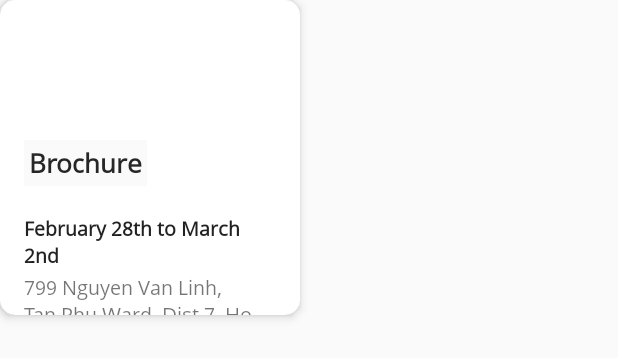
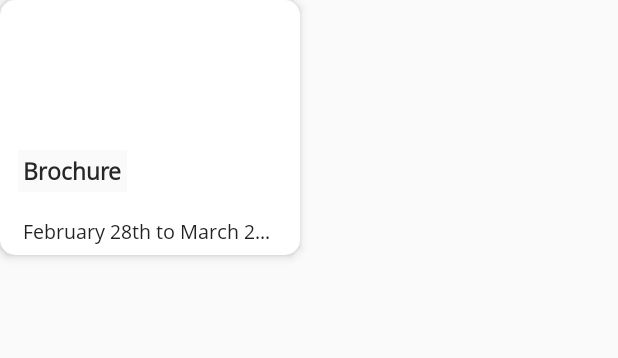
Before and after one commit to vyvtt/GamexMobile, an Android app: the layout recycle_view_home_list_exhibition.xml on its own in the app's theme, with its tools: preview values and no code run, on a phone screen of 412 x 824 dp. Shown: the top 358 px of the screen. Run offline under Robolectric (Android 15) with nearby library versions, the phone set to English and light mode, and no system bars.

```diff
--- a/app/build.gradle
+++ b/app/build.gradle
@@ -33,7 +33,9 @@ dependencies {
     }
 
     // ZXing lib (QR code)
-    implementation 'com.journeyapps:zxing-android-embedded:3.6.0'
+//    implementation 'com.journeyapps:zxing-android-embedded:3.6.0'
+
+    implementation 'me.dm7.barcodescanner:zxing:1.9.13'
 
     // Glide lib (load img from url)
     implementation 'com.github.bumptech.glide:glide:4.9.0'
--- a/app/src/main/AndroidManifest.xml
+++ b/app/src/main/AndroidManifest.xml
@@ -14,10 +14,7 @@
         android:theme="@style/AppTheme"
         tools:ignore="GoogleAppIndexingWarning">
         <activity android:name=".EventDetailActivity"></activity>
-        <activity
-            android:name=".ScanQRActivity"
-            android:screenOrientation="portrait"
-            tools:replace="screenOrientation"></activity>
+        <activity android:name=".ScanQRActivity"></activity>
         <activity
             android:name=".SignupActivity"
             android:theme="@style/CusFullScreenStyle" />
--- a/app/src/main/res/layout/recycle_view_home_list_exhibition.xml
+++ b/app/src/main/res/layout/recycle_view_home_list_exhibition.xml
@@ -8,7 +8,7 @@
     <android.support.v7.widget.CardView
         android:id="@+id/fg_home_rv_card"
         android:layout_width="200dp"
-        android:layout_height="210dp"
+        android:layout_height="170dp"
         app:cardCornerRadius="10dp"
         android:layout_marginBottom="8dp"
         android:layout_marginEnd="8dp"
@@ -31,11 +31,11 @@
                 android:id="@+id/fg_home_rv_txt_name"
                 android:textColor="#262626"
                 android:layout_alignBottom="@id/fg_home_rv_img"
-                android:layout_marginBottom="16dp"
-                android:layout_marginLeft="16dp"
-                android:layout_marginRight="16dp"
+                android:layout_marginBottom="12dp"
+                android:layout_marginLeft="12dp"
+                android:layout_marginRight="12dp"
                 android:text="Brochure"
-                android:textSize="17sp"
+                android:textSize="15sp"
                 android:textStyle="bold"
                 android:background="@color/bg_white"
                 android:padding="3dp"
@@ -47,31 +47,16 @@
                 android:layout_below="@id/fg_home_rv_img"
                 android:textSize="13sp"
                 android:textColor="@color/txt_black"
-                android:layout_marginTop="3dp"
-                android:layout_marginLeft="16dp"
-                android:layout_marginRight="16dp"
-                android:maxLines="3"
+                android:layout_marginTop="2dp"
+                android:layout_marginLeft="12dp"
+                android:layout_marginRight="12dp"
+                android:padding="3dp"
+                android:maxLines="1"
                 android:drawablePadding="10dp"
                 android:ellipsize="end"
                 android:text="February 28th to March 2nd"
-                android:textStyle="bold"
                 android:layout_width="wrap_content"
                 android:layout_height="wrap_content" />
-
-            <TextView
-                android:id="@+id/fg_home_rv_txt_addr"
-                android:layout_below="@id/fg_home_rv_txt_date"
-                android:textSize="13sp"
-                android:layout_marginTop="3dp"
-                android:layout_marginLeft="16dp"
-                android:layout_marginRight="16dp"
-                android:maxLines="2"
-                android:drawablePadding="10dp"
-                android:ellipsize="end"
-                android:text="799 Nguyen Van Linh, Tan Phu Ward, Dist 7. HoChiMinh City"
-                android:layout_width="wrap_content"
-                android:layout_height="wrap_content" />
-
         </RelativeLayout>
 
 
```
Also changed, not shown: app/src/main/java/com/gamex/ScanQRActivity.java (+51 -67 lines), app/src/main/java/com/gamex/adapters/ExhibitionListRecycleViewAdapter.java (+2 -6 lines), app/src/main/java/com/gamex/fragments/HomeFragment.java (+1 -8 lines), app/src/main/res/layout/activity_scan_qr.xml (+4 -3 lines).
